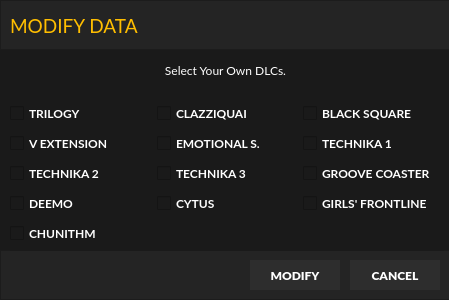
This is modify_data_ui.ui in wowvv0w/djmax-random-selector as Qt 5 draws it before an edit. The edited form follows.
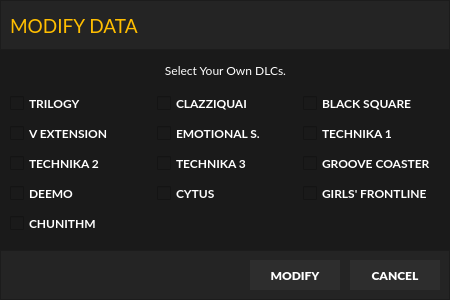
This is the edited form.

```diff
--- a/modify_data_ui.ui
+++ b/modify_data_ui.ui
@@ -6,10 +6,22 @@
    <rect>
     <x>0</x>
     <y>0</y>
-    <width>449</width>
+    <width>450</width>
     <height>300</height>
    </rect>
   </property>
+  <property name="minimumSize">
+   <size>
+    <width>450</width>
+    <height>300</height>
+   </size>
+  </property>
+  <property name="maximumSize">
+   <size>
+    <width>450</width>
+    <height>300</height>
+   </size>
+  </property>
   <property name="windowTitle">
    <string>Dialog</string>
   </property>
@@ -21,7 +33,7 @@
    <property name="geometry">
     <rect>
      <x>10</x>
-     <y>100</y>
+     <y>90</y>
      <width>434</width>
      <height>151</height>
     </rect>
```
Left out of the diff: 2 changed lines with no effect on the pictures.
